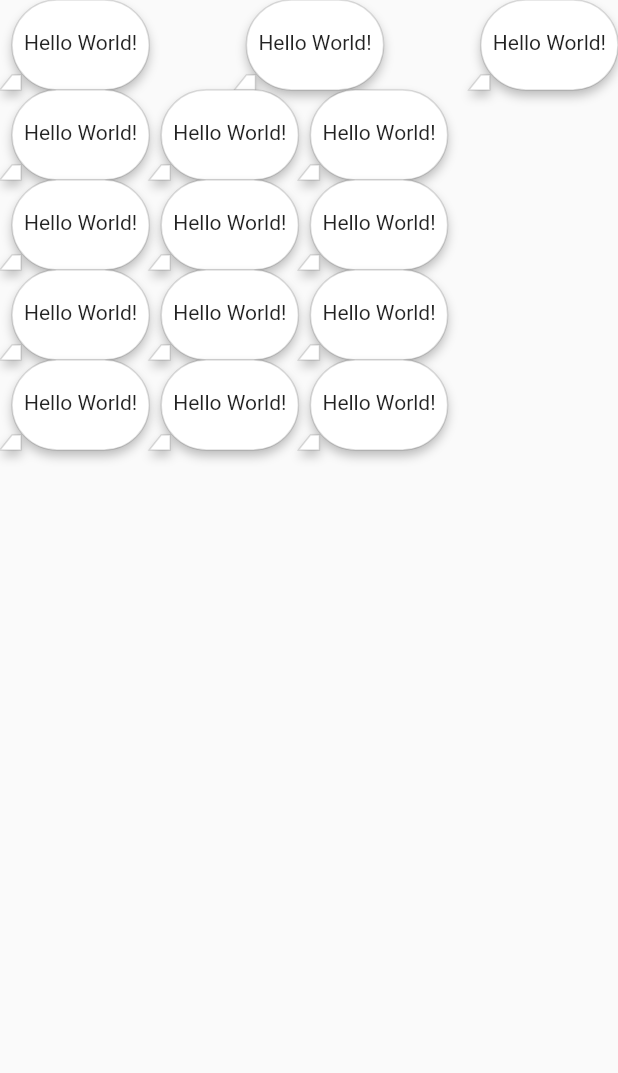
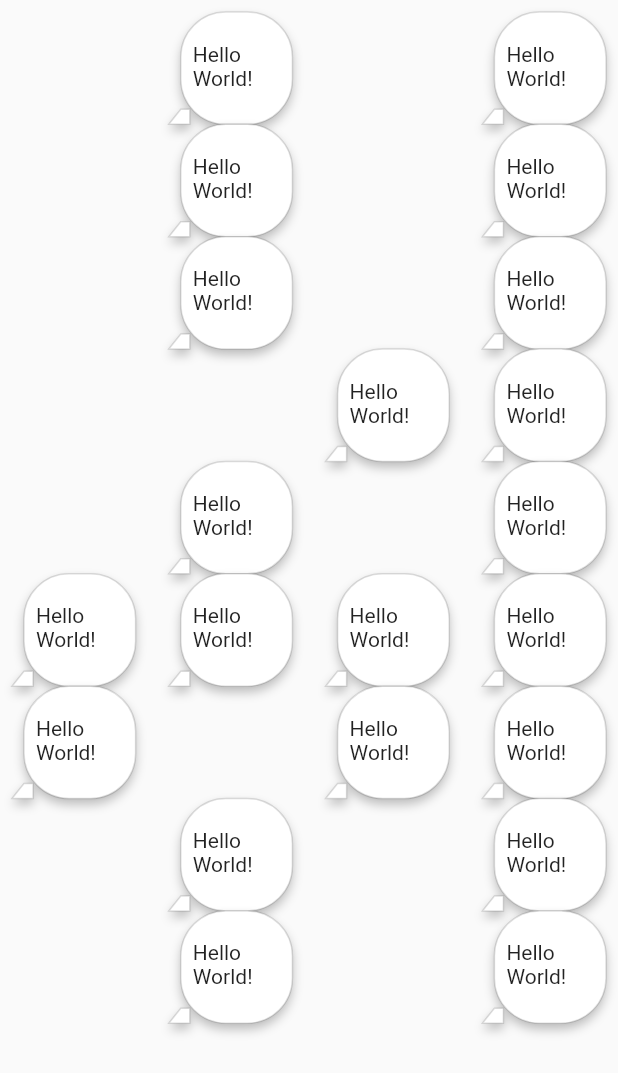
Before and after one commit to nobu74658/snap, a Flutter app: the CommentsContainer widget shown alone on an empty page, opened directly, on a phone screen of 412 x 824 dp. Shown: the top 1073 px of the screen. Run offline on Flutter 3.47's test engine with Material 2 defaults, Android fonts, the phone set to English and light mode, and no system bars; drawn by our look-alikes of bubble; our stand-ins replace cloud_firestore, firebase_auth, firebase_core, firebase_storage, fluttertoast, font_awesome_flutter and 3 more; accounts and stored records are empty; network calls fail; Roboto replaces fonts that are missing (Bold).

Commit message:
edit comments_container.dart

```diff
--- a/lib/utils/constants.dart
+++ b/lib/utils/constants.dart
@@ -12,3 +12,8 @@ enum FeedMode {
   FROM_HEAD,
   FROM_LIST,
 }
+
+enum CommentLocationMode {
+  FROM_POST,
+  FROM_COMMENT,
+}
--- a/lib/view/components/artwork_container.dart
+++ b/lib/view/components/artwork_container.dart
@@ -3,6 +3,7 @@ import 'package:snap/data_models/comment.dart';
 import 'package:snap/data_models/post.dart';
 import 'package:snap/view/components/artwork_desc.dart';
 import 'package:snap/view/components/artwork_image.dart';
+import 'package:snap/view/components/comments_container.dart';
 
 class ArtworkContainer extends StatelessWidget {
   final Post post;
@@ -20,7 +21,9 @@ class ArtworkContainer extends StatelessWidget {
         return index == 0
             ? Container(
                 height: size.height,
-                child: ArtworkImage(imageUrl: post.imageUrl),
+                child: Stack(children: [
+                  ArtworkImage(imageUrl: post.imageUrl),
+                  CommentsContainer(),],),
               )
             : index == 1
                 ? Container(
--- a/lib/view/components/comments_container.dart
+++ b/lib/view/components/comments_container.dart
@@ -6,47 +6,89 @@ class CommentsContainer extends StatelessWidget {
 
   @override
   Widget build(BuildContext context) {
-    return Container(
+    return Padding(
+      padding: const EdgeInsets.all(8.0),
+      child: Container(
         child: Column(
           children: [
             Row(
               mainAxisAlignment: MainAxisAlignment.spaceBetween,
               children: [
-              SpeechBubbles(),
-              SpeechBubbles(),
-              SpeechBubbles(),
+                SpeechBubbles(isVisible: false,),
+                SpeechBubbles(isVisible: true,),
+                SpeechBubbles(isVisible: false,),
+                SpeechBubbles(isVisible: true,),
               ],
             ),
             Row(
+              mainAxisAlignment: MainAxisAlignment.spaceBetween,
               children: [
-              SpeechBubbles(),
-              SpeechBubbles(),
-              SpeechBubbles(),
+                SpeechBubbles(isVisible: false,),
+                SpeechBubbles(isVisible: true,),
+                SpeechBubbles(isVisible: false,),
+                SpeechBubbles(isVisible: true,),
               ],
             ),
             Row(
+              mainAxisAlignment: MainAxisAlignment.spaceBetween,
               children: [
-              SpeechBubbles(),
-              SpeechBubbles(),
-              SpeechBubbles(),
+                SpeechBubbles(isVisible: false,),
+                SpeechBubbles(isVisible: true,),
+                SpeechBubbles(isVisible: false,),
+                SpeechBubbles(isVisible: true,),
               ],
             ),
             Row(
+              mainAxisAlignment: MainAxisAlignment.spaceBetween,
               children: [
-              SpeechBubbles(),
-              SpeechBubbles(),
-              SpeechBubbles(),
+                SpeechBubbles(isVisible: false,),
+                SpeechBubbles(isVisible: false,),
+                SpeechBubbles(isVisible: true,),
+                SpeechBubbles(isVisible: true,),],
+            ),
+            Row(
+              mainAxisAlignment: MainAxisAlignment.spaceBetween,
+              children: [SpeechBubbles(isVisible: false,),
+                SpeechBubbles(isVisible: true,),
+                SpeechBubbles(isVisible: false,),
+                SpeechBubbles(isVisible: true,),
               ],
             ),
             Row(
-            children: [
-              SpeechBubbles(),
-              SpeechBubbles(),
-              SpeechBubbles(),
+              mainAxisAlignment: MainAxisAlignment.spaceBetween,
+              children: [SpeechBubbles(isVisible: true,),
+                SpeechBubbles(isVisible: true,),
+                SpeechBubbles(isVisible: true,),
+                SpeechBubbles(isVisible: true,),
+              ],
+            ),
+            Row(
+              mainAxisAlignment: MainAxisAlignment.spaceBetween,
+              children: [SpeechBubbles(isVisible: true,),
+                SpeechBubbles(isVisible: false,),
+                SpeechBubbles(isVisible: true,),
+                SpeechBubbles(isVisible: true,),
+              ],
+            ),
+            Row(
+              mainAxisAlignment: MainAxisAlignment.spaceBetween,
+              children: [SpeechBubbles(isVisible: false,),
+                SpeechBubbles(isVisible: true,),
+                SpeechBubbles(isVisible: false,),
+                SpeechBubbles(isVisible: true,),
+              ],
+            ),
+            Row(
+              mainAxisAlignment: MainAxisAlignment.spaceBetween,
+              children: [SpeechBubbles(isVisible: false,),
+                SpeechBubbles(isVisible: true,),
+                SpeechBubbles(isVisible: false,),
+                SpeechBubbles(isVisible: true,),
               ],
             ),
           ],
         ),
+      ),
     );
   }
 }
--- a/lib/view/components/speech_bubbles.dart
+++ b/lib/view/components/speech_bubbles.dart
@@ -2,14 +2,16 @@ import 'package:bubble/bubble.dart';
 import 'package:flutter/material.dart';
 
 class SpeechBubbles extends StatelessWidget {
-  const SpeechBubbles({Key? key}) : super(key: key);
+  final bool isVisible;
+  const SpeechBubbles({Key? key, required this.isVisible}) : super(key: key);
 
   @override
   Widget build(BuildContext context) {
+    final Size size = MediaQuery.of(context).size;
     return Container(
-      // alignment: Alignment.center,
-      height: 60,
-      child: Bubble(
+      height: size.height/11,
+      width: size.width/5,
+      child: isVisible ? Bubble(
         borderColor: Colors.black12,
         elevation: 2.0,
         padding: BubbleEdges.symmetric(vertical: 20.0),
@@ -17,7 +19,7 @@ class SpeechBubbles extends StatelessWidget {
         radius: Radius.circular(30.0),
         nip: BubbleNip.leftBottom,
         nipOffset: 10.0,
-      ),
+      ) : Container(),
     );
   }
 }
--- a/lib/view/components/works_exhibited.dart
+++ b/lib/view/components/works_exhibited.dart
@@ -31,7 +31,6 @@ class WorksExhibited extends StatelessWidget {
                     post: post,
                     comments: commentViewModel.comments,
                   ),
-                  CommentsContainer(),
                   Positioned(
                       right: 8,
                       bottom: 8,
--- /dev/null
+++ b/lib/view/screens/comment_location_screen.dart
@@ -0,0 +1,20 @@
+import 'package:flutter/material.dart';
+import 'package:provider/provider.dart';
+import 'package:snap/view/components/artwork_container.dart';
+import 'package:snap/view_models/post_view_model.dart';
+
+class CommentLocationScreen extends StatelessWidget {
+  const CommentLocationScreen({Key? key}) : super(key: key);
+
+  @override
+  Widget build(BuildContext context) {
+    final postViewModel = context.watch<PostViewModel>();
+    final image = (postViewModel.imageFile != null)
+        ? Image.file(postViewModel.imageFile!)
+        : Image.asset("assets/images/no_image.jpg");
+
+    return Scaffold(
+        body: Container(child: Image.network(image.toString()),
+    ),);
+  }
+}
--- a/lib/view/screens/post_upload_screen.dart
+++ b/lib/view/screens/post_upload_screen.dart
@@ -2,6 +2,7 @@ import 'package:flutter/material.dart';
 import 'package:provider/provider.dart';
 import 'package:snap/utils/constants.dart';
 import 'package:snap/view/components/confirm_dialog.dart';
+import 'package:snap/view/screens/comment_location_screen.dart';
 import 'package:snap/view_models/post_view_model.dart';
 
 import '../components/post_caption_part.dart';
@@ -59,7 +60,8 @@ class PostUploadScreen extends StatelessWidget {
             body: model.isProcessing
                 ? Center(child: CircularProgressIndicator())
                 : model.isImagePicked
-                    ? Padding(
+                    ? SingleChildScrollView(
+                      child: Padding(
                           padding: const EdgeInsets.all(16.0),
                           child: Column(
                             children: [
@@ -70,7 +72,14 @@ class PostUploadScreen extends StatelessWidget {
                               Divider(),
                               PostDescriptionPart(),
                               Divider(),
+                              TextButton(
+                                onPressed: () {
+                                  _choiceCommentsLocation(context);
+                                },
+                                child: Text("コメントを有効にする"),
+                              ),
                             ],
+                          ),
                         ),
                     )
                     : Container());
@@ -91,4 +100,8 @@ class PostUploadScreen extends StatelessWidget {
     await postViewModel.post();
     Navigator.pop(context);
   }
+
+  void _choiceCommentsLocation(BuildContext context) {
+    Navigator.push(context, MaterialPageRoute(builder: (_) => CommentLocationScreen()));
   }
+}
```
Lines whose indentation alone changed are shown as unchanged.
